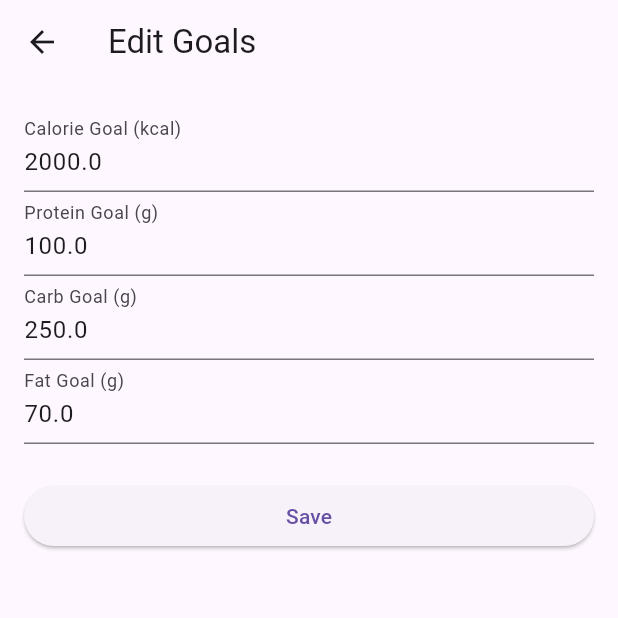
After one commit to niklasjkarlsson/calorie_tracker, a Flutter app: the screen it shows after launch, after a tap on the "flag" icon, on a phone screen of 412 x 824 dp, the top half of it. The commit adds this screen. Run offline on Flutter 3.47's test engine with Material 3 defaults, Android fonts, the phone set to English and light mode, and no system bars; our stand-ins replace shared_preferences, sqflite; missing offline and left inert: mobile_scanner; accounts and stored records are empty.

Commit message:
Added the ability for user to save his calorie and nutrient goals.

```diff
--- /dev/null
+++ b/lib/goals_page.dart
@@ -0,0 +1,95 @@
+import 'package:flutter/material.dart';
+import 'package:shared_preferences/shared_preferences.dart';
+
+class GoalsPage extends StatefulWidget {
+  const GoalsPage({super.key});
+
+  @override
+  State<GoalsPage> createState() => _GoalsPageState();
+}
+
+class _GoalsPageState extends State<GoalsPage> {
+  final _formKey = GlobalKey<FormState>();
+  double _calorieGoal = 2000;
+  double _proteinGoal = 100;
+  double _carbGoal = 250;
+  double _fatGoal = 70;
+
+  @override
+  void initState() {
+    super.initState();
+    _loadGoals();
+  }
+
+  Future<void> _loadGoals() async {
+    final prefs = await SharedPreferences.getInstance();
+    setState(() {
+      _calorieGoal = prefs.getDouble('calorieGoal') ?? 2000;
+      _proteinGoal = prefs.getDouble('proteinGoal') ?? 100;
+      _carbGoal = prefs.getDouble('carbGoal') ?? 250;
+      _fatGoal = prefs.getDouble('fatGoal') ?? 70;
+    });
+  }
+
+  Future<void> _saveGoals() async {
+    final prefs = await SharedPreferences.getInstance();
+    await prefs.setDouble('calorieGoal', _calorieGoal);
+    await prefs.setDouble('proteinGoal', _proteinGoal);
+    await prefs.setDouble('carbGoal', _carbGoal);
+    await prefs.setDouble('fatGoal', _fatGoal);
+  }
+
+  @override
+  Widget build(BuildContext context) {
+    return Scaffold(
+      appBar: AppBar(title: const Text('Edit Goals')),
+      body: Padding(
+        padding: const EdgeInsets.all(16),
+        child: Form(
+          key: _formKey,
+          child: ListView(
+            children: [
+              TextFormField(
+                initialValue: _calorieGoal.toString(),
+                decoration: const InputDecoration(labelText: 'Calorie Goal (kcal)'),
+                keyboardType: TextInputType.number,
+                onSaved: (v) => _calorieGoal = double.tryParse(v ?? '') ?? _calorieGoal,
+              ),
+              TextFormField(
+                initialValue: _proteinGoal.toString(),
+                decoration: const InputDecoration(labelText: 'Protein Goal (g)'),
+                keyboardType: TextInputType.number,
+                onSaved: (v) => _proteinGoal = double.tryParse(v ?? '') ?? _proteinGoal,
+              ),
+              TextFormField(
+                initialValue: _carbGoal.toString(),
+                decoration: const InputDecoration(labelText: 'Carb Goal (g)'),
+                keyboardType: TextInputType.number,
+                onSaved: (v) => _carbGoal = double.tryParse(v ?? '') ?? _carbGoal,
+              ),
+              TextFormField(
+                initialValue: _fatGoal.toString(),
+                decoration: const InputDecoration(labelText: 'Fat Goal (g)'),
+                keyboardType: TextInputType.number,
+                onSaved: (v) => _fatGoal = double.tryParse(v ?? '') ?? _fatGoal,
+              ),
+              const SizedBox(height: 24),
+              ElevatedButton(
+                onPressed: () async {
+                  _formKey.currentState?.save();
+                  await _saveGoals();
+                  if (mounted) {
+                    ScaffoldMessenger.of(context).showSnackBar(
+                      const SnackBar(content: Text('Goals saved!')),
+                    );
+                  }
+                },
+                child: const Text('Save'),
+              ),
+            ],
+          ),
+        ),
+      ),
+    );
+  }
+}
--- a/lib/main.dart
+++ b/lib/main.dart
@@ -4,6 +4,7 @@ import 'barcode_scanner_page.dart';
 import 'dart:async';
 import 'meal_logger_page.dart';
 import 'widgets/add_food_dialog.dart';
+import 'goals_page.dart';
 
 void main() {
   runApp(const CalorieTrackerApp());
@@ -103,7 +104,19 @@ class _HomePageState extends State<HomePage> {
   @override
   Widget build(BuildContext context) {
     return Scaffold(
-      appBar: AppBar(title: const Text('Calorie Tracker')),
+      appBar: AppBar(
+        title: const Text('Calorie Tracker'),
+        actions: [
+          IconButton(
+            icon: const Icon(Icons.flag),
+            onPressed: () {
+              Navigator.of(context).push(
+                MaterialPageRoute(builder: (_) => const GoalsPage()),
+              );
+            },
+          )
+        ],
+      ),
       body: Padding(
         padding: const EdgeInsets.all(16),
         child: Column(
--- a/pubspec.yaml
+++ b/pubspec.yaml
@@ -38,6 +38,7 @@ dependencies:
   sqflite: ^2.3.2
   path: ^1.8.3
   intl: ^0.18.1
+  shared_preferences: ^2.2.2
 
 dev_dependencies:
   flutter_test:
```
Also changed, not shown: pubspec.lock, 1 other file.
